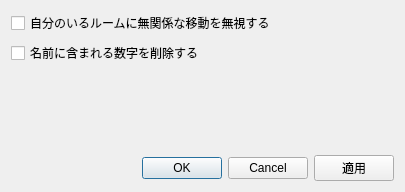
Qt form nyushitsu/src/ui/settingsdialog.ui (chirimenmonster/ts3plugins) before a commit.
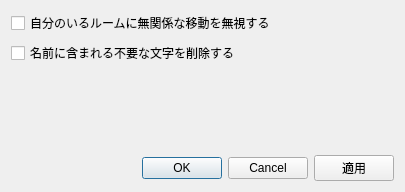
The same form after that commit.

Commit message: 名前整形の正規表現ルールを拡充

The edit to the form file:
```diff
--- a/nyushitsu/src/ui/settingsdialog.ui
+++ b/nyushitsu/src/ui/settingsdialog.ui
@@ -27,7 +27,7 @@
       <item>
        <widget class="QCheckBox" name="checkBox_2">
         <property name="text">
-         <string>名前に含まれる数字を削除する</string>
+         <string>名前に含まれる不要な文字を削除する</string>
         </property>
        </widget>
       </item>
```
The commit also changes 6 other files.
